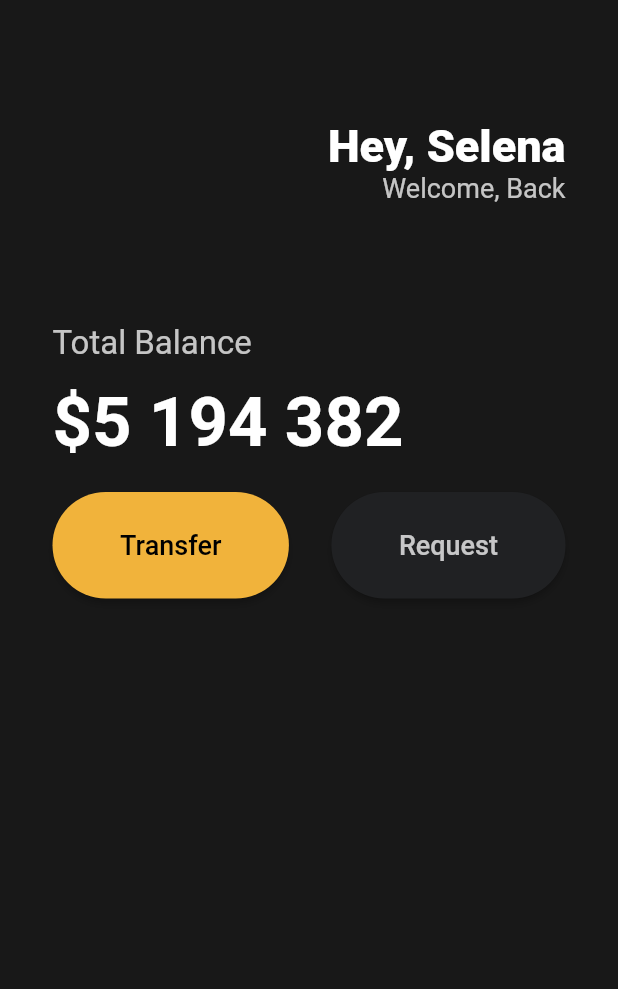
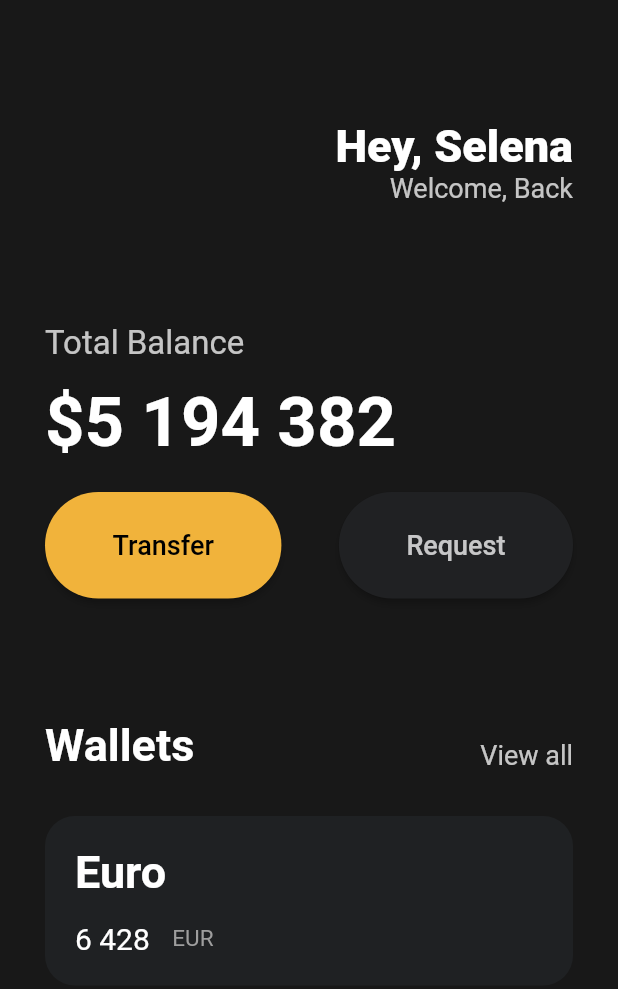
Before and after one commit to tjdrkr2580/flutter-prac, a Flutter app: the screen it shows after launch, on a phone screen of 412 x 824 dp. Shown: the top 989 px of the screen. Run offline on Flutter 3.47's test engine with Material 2 defaults, Android fonts, the phone set to English and light mode, and no system bars.

Commit message:
lecture : Cards

```diff
--- a/first_app/lib/main.dart
+++ b/first_app/lib/main.dart
@@ -1,3 +1,4 @@
+import 'package:first_app/widgets/button.dart';
 import 'package:flutter/material.dart';
 
 void main() {
@@ -13,7 +14,7 @@ class App extends StatelessWidget {
         home: Scaffold(
             backgroundColor: const Color(0xFF181818),
             body: Padding(
-              padding: const EdgeInsets.symmetric(horizontal: 35),
+              padding: const EdgeInsets.symmetric(horizontal: 30),
               child: Column(
                 crossAxisAlignment: CrossAxisAlignment.start,
                 children: [
@@ -67,38 +68,79 @@ class App extends StatelessWidget {
                   Row(
                     mainAxisAlignment: MainAxisAlignment.spaceBetween,
                     children: [
-                      ElevatedButton(
-                        onPressed: () => {},
-                        style: ElevatedButton.styleFrom(
-                            padding: const EdgeInsets.symmetric(
-                                vertical: 25, horizontal: 45),
-                            backgroundColor: const Color(0xFFf1b33b),
-                            shape: RoundedRectangleBorder(
-                              borderRadius: BorderRadius.circular(100),
-                            )),
-                        child: const Text(
-                          "Transfer",
-                          style: TextStyle(color: Colors.black, fontSize: 18),
-                        ),
-                      ),
-                      ElevatedButton(
-                        onPressed: () => {},
-                        style: ElevatedButton.styleFrom(
-                            padding: const EdgeInsets.symmetric(
-                                vertical: 25, horizontal: 45),
-                            backgroundColor: const Color(0xFF202123),
-                            shape: RoundedRectangleBorder(
-                              borderRadius: BorderRadius.circular(100),
-                            )),
-                        child: Text(
-                          "Request",
+                      const Button(
+                          bgColor: Color(0xFFF1B33B),
+                          text: "Transfer",
+                          textColor: Colors.black),
+                      Button(
+                          bgColor: const Color(0xFF202123),
+                          text: "Request",
+                          textColor: Colors.white.withOpacity(0.75)),
+                    ],
+                  ),
+                  const SizedBox(height: 80),
+                  Row(
+                    mainAxisAlignment: MainAxisAlignment.spaceBetween,
+                    crossAxisAlignment: CrossAxisAlignment.end,
+                    children: [
+                      const Text("Wallets",
+                          style: TextStyle(
+                              color: Colors.white,
+                              fontSize: 30,
+                              fontWeight: FontWeight.w600)),
+                      Text("View all",
                           style: TextStyle(
                               color: Colors.white.withOpacity(0.75),
-                              fontSize: 18),
+                              fontSize: 18)),
+                    ],
+                  ),
+                  const SizedBox(height: 30),
+                  Container(
+                      decoration: BoxDecoration(
+                          color: const Color(0xFF1F2123),
+                          borderRadius: BorderRadius.circular(20)),
+                      child: const Padding(
+                        padding:
+                            EdgeInsets.symmetric(horizontal: 20, vertical: 20),
+                        child: Row(
+                          children: [
+                            Column(
+                              crossAxisAlignment: CrossAxisAlignment.start,
+                              children: [
+                                Text(
+                                  "Euro",
+                                  style: TextStyle(
+                                      color: Colors.white,
+                                      fontSize: 30,
+                                      fontWeight: FontWeight.w600),
+                                ),
+                                SizedBox(
+                                  height: 15,
+                                ),
+                                Row(
+                                  children: [
+                                    Text(
+                                      "6 428",
+                                      style: TextStyle(
+                                          color: Colors.white,
+                                          fontWeight: FontWeight.w400,
+                                          fontSize: 20),
+                                    ),
+                                    SizedBox(
+                                      width: 15,
+                                    ),
+                                    Text(
+                                      "EUR",
+                                      style: TextStyle(
+                                          color: Colors.grey, fontSize: 15),
+                                    )
+                                  ],
+                                )
+                              ],
+                            )
+                          ],
                         ),
-                      )
-                    ],
-                  )
+                      ))
                 ],
               ),
             )));
--- /dev/null
+++ b/first_app/lib/widgets/button.dart
@@ -0,0 +1,30 @@
+import 'package:flutter/material.dart';
+
+class Button extends StatelessWidget {
+  final String text;
+  final Color bgColor;
+  final Color textColor;
+
+  const Button(
+      {super.key,
+      required this.bgColor,
+      required this.text,
+      required this.textColor});
+
+  @override
+  Widget build(BuildContext context) {
+    return ElevatedButton(
+      onPressed: () => {},
+      style: ElevatedButton.styleFrom(
+          padding: const EdgeInsets.symmetric(vertical: 25, horizontal: 45),
+          backgroundColor: bgColor,
+          shape: RoundedRectangleBorder(
+            borderRadius: BorderRadius.circular(100),
+          )),
+      child: Text(
+        text,
+        style: TextStyle(color: textColor, fontSize: 18),
+      ),
+    );
+  }
+}
```
